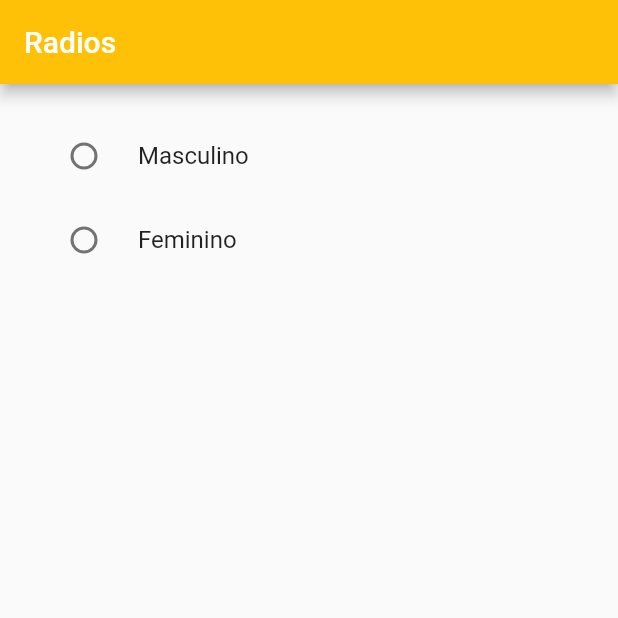
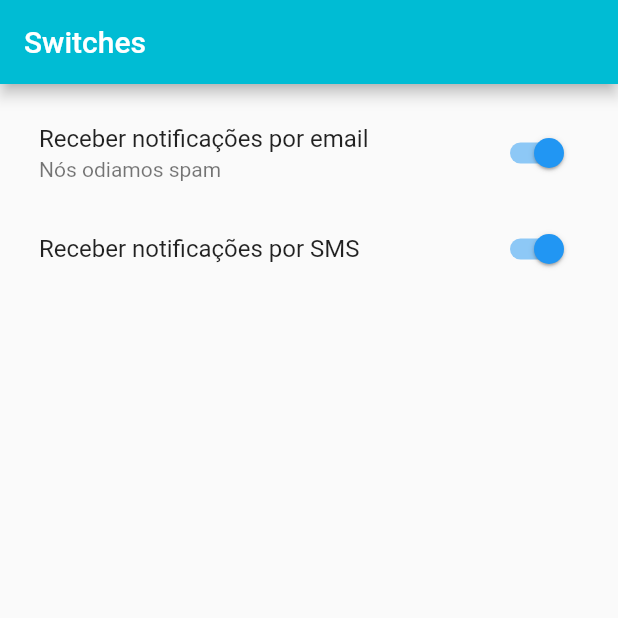
Before and after one commit to moreirapontocom/flutter-entrada-dados-forms, a Flutter app: the screen it shows after launch, on a phone screen of 412 x 824 dp, the top half of it. Run offline on Flutter 3.47's test engine with Material 2 defaults, Android fonts, the phone set to English and light mode, and no system bars.

Commit message:
Switches

```diff
--- a/lib/main.dart
+++ b/lib/main.dart
@@ -1,6 +1,7 @@
 // import 'package:entradadados/campoTexto.dart';
 // import 'package:entradadados/mycheckbox.dart';
-import 'package:entradadados/myRadios.dart';
+// import 'package:entradadados/myRadios.dart';
+import 'package:entradadados/myswitch.dart';
 import 'package:flutter/material.dart';
 
 void main() {
@@ -9,6 +10,7 @@ void main() {
     title: "Entrada de dados",
     // home: CampoTexto()
     // home: MyCheckbox()
-    home: MyRadios()
+    // home: MyRadios()
+    home: MySwitches()
   ));
 }
--- /dev/null
+++ b/lib/myswitch.dart
@@ -0,0 +1,65 @@
+import 'package:flutter/material.dart';
+
+class MySwitches extends StatefulWidget {
+  @override
+  _MySwitchesState createState() => _MySwitchesState();
+}
+
+class _MySwitchesState extends State<MySwitches> {
+
+  // Este tipo é definido pelo tipo dos values dos radios que usam este groupValue
+  bool _value = true;
+  bool _valueSMS = true;
+
+  @override
+  Widget build(BuildContext context) {
+    return Scaffold(
+      appBar: AppBar(
+        title: Text("Switches"),
+        backgroundColor: Colors.cyan,
+      ),
+      body: Padding(
+        padding: EdgeInsets.all(10),
+        child: Column(
+          children: <Widget>[
+
+            SwitchListTile(
+              title: Text("Receber notificações por email"),
+              subtitle: Text("Nós odiamos spam"),
+              value: _value,
+              onChanged: (bool valor) {
+                setState(() {
+                  _value = valor;
+                });
+              },
+            ),
+
+            SwitchListTile(
+              title: Text("Receber notificações por SMS"),
+              value: _valueSMS,
+              onChanged: (bool valor) {
+                setState(() {
+                  _valueSMS = valor;
+                });
+              },
+            )
+
+            /*
+            Text("Receber notificações por email"),
+            Switch(
+              value: _value,
+              onChanged: (bool valor) {
+                setState(() {
+                  _value = valor;
+                });
+              },
+            )
+            */
+
+
+          ],
+        ),
+      )
+    );
+  }
+}
```
